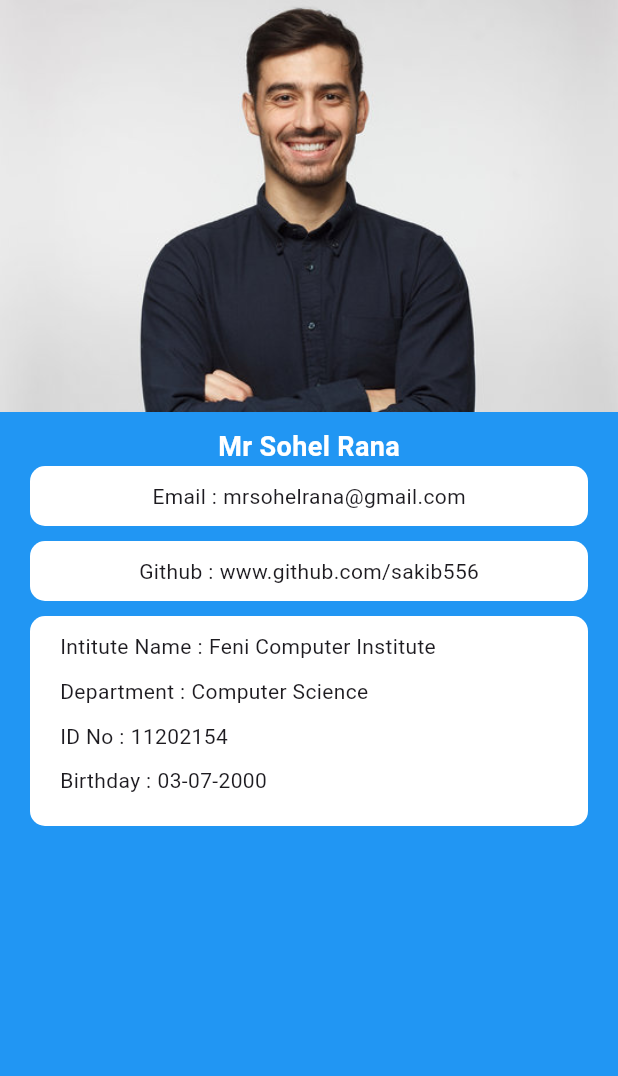
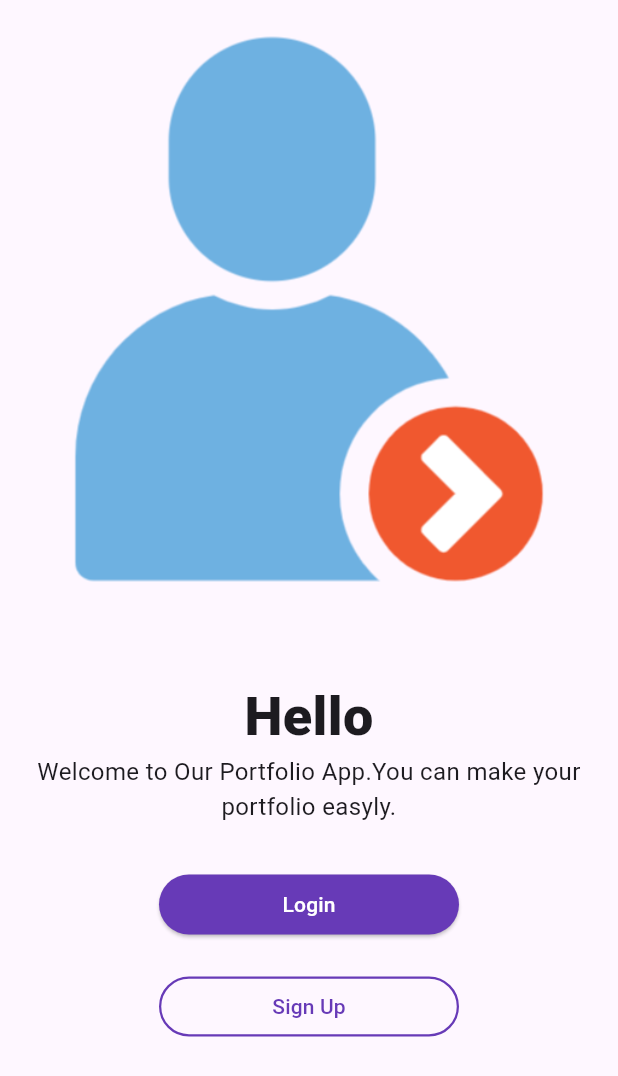
Before and after one commit to sakib556/Portfolio, a Flutter app: the screen it shows after launch, on a phone screen of 412 x 824 dp. Shown: the top 1076 px of the screen. Run offline on Flutter 3.47's test engine with Material 3 defaults, Android fonts, the phone set to English and light mode, and no system bars.

```diff
--- /dev/null
+++ b/lib/login_screen.dart
@@ -0,0 +1,81 @@
+import 'package:flutter/material.dart';
+import 'package:portfolio/portfolio_screen.dart';
+import 'package:portfolio/sign_up_screen.dart';
+
+class LoginScreen extends StatelessWidget {
+  const LoginScreen({super.key});
+
+  @override
+  Widget build(BuildContext context) {
+    return Scaffold(
+      body: SafeArea(
+        child: Column(
+          crossAxisAlignment: CrossAxisAlignment.center,
+          children: [
+            Image.asset(
+              "assets/login_icon.png",
+              // height: 100,
+              // width: 100,
+            ),
+            SizedBox(
+              height: 40,
+            ),
+            Text(
+              "Hello",
+              textAlign: TextAlign.center,
+              style: TextStyle(
+                fontSize: 36,
+                fontWeight: FontWeight.w900,
+              ),
+            ),
+            Text(
+              "Welcome to Our Portfolio App.You can make your portfolio easyly.",
+              textAlign: TextAlign.center,
+              style: TextStyle(
+                fontSize: 16,
+                fontWeight: FontWeight.w400,
+              ),
+            ),
+            SizedBox(
+              height: 30,
+            ),
+            SizedBox(
+                width: 200,
+                child: ElevatedButton(
+                    style: ElevatedButton.styleFrom(
+                        backgroundColor: Colors.deepPurple),
+                    onPressed: () {
+                      Navigator.push(
+                          context,
+                          MaterialPageRoute(
+                              builder: (context) => PortfolioScreen()));
+                    },
+                    child: Text(
+                      "Login",
+                      style: TextStyle(color: Colors.white),
+                    ))),
+            SizedBox(
+              height: 20,
+            ),
+            SizedBox(
+                width: 200,
+                child: OutlinedButton(
+                    style: OutlinedButton.styleFrom(
+                      side: BorderSide(width: 1.5, color: Colors.deepPurple),
+                    ),
+                    onPressed: () {
+                      Navigator.push(
+                          context,
+                          MaterialPageRoute(
+                              builder: (context) => SignUpScreen()));
+                    },
+                    child: Text(
+                      "Sign Up",
+                      style: TextStyle(color: Colors.deepPurple),
+                    ))),
+          ],
+        ),
+      ),
+    );
+  }
+}
--- a/lib/main.dart
+++ b/lib/main.dart
@@ -1,4 +1,5 @@
 import 'package:flutter/material.dart';
+import 'package:portfolio/login_screen.dart';
 import 'package:portfolio/portfolio_screen.dart';
 
 void main() {
@@ -11,6 +12,9 @@ class MainApp extends StatelessWidget {
   @override
   Widget build(BuildContext context) {
     return const MaterialApp(
-        debugShowCheckedModeBanner: false, home: PortfolioScreen());
+        debugShowCheckedModeBanner: false, home: LoginScreen());
   }
 }
+
+//
+//home screen
--- a/lib/portfolio_screen.dart
+++ b/lib/portfolio_screen.dart
@@ -9,6 +9,9 @@ class PortfolioScreen extends StatelessWidget {
   Widget build(BuildContext context) {
     return Scaffold(
       backgroundColor: Colors.blue,
+      appBar: AppBar(
+        backgroundColor: Colors.blue,
+      ),
       body: SafeArea(
         child: Column(
           children: [
--- a/pubspec.yaml
+++ b/pubspec.yaml
@@ -19,3 +19,4 @@ flutter:
   uses-material-design: true
   assets:
     - assets/men.jpg
+    - assets/login_icon.png
```
Also changed, not shown: lib/sign_up_screen.dart (added, +102 -0 lines), assets/login_icon.png (added).
